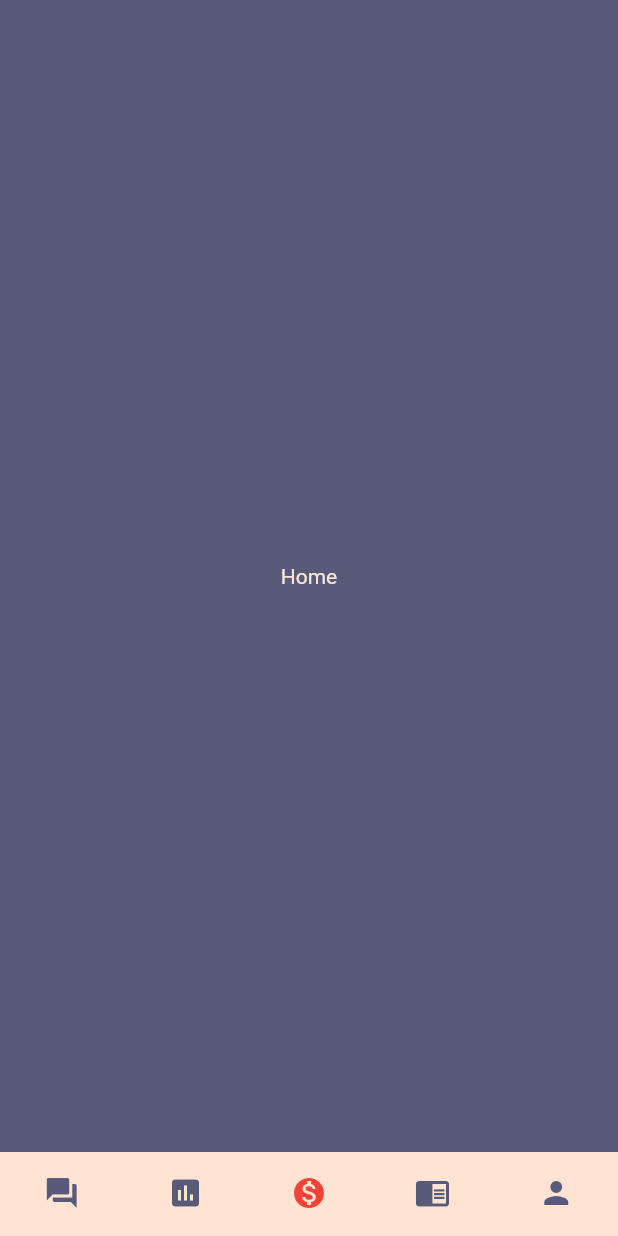
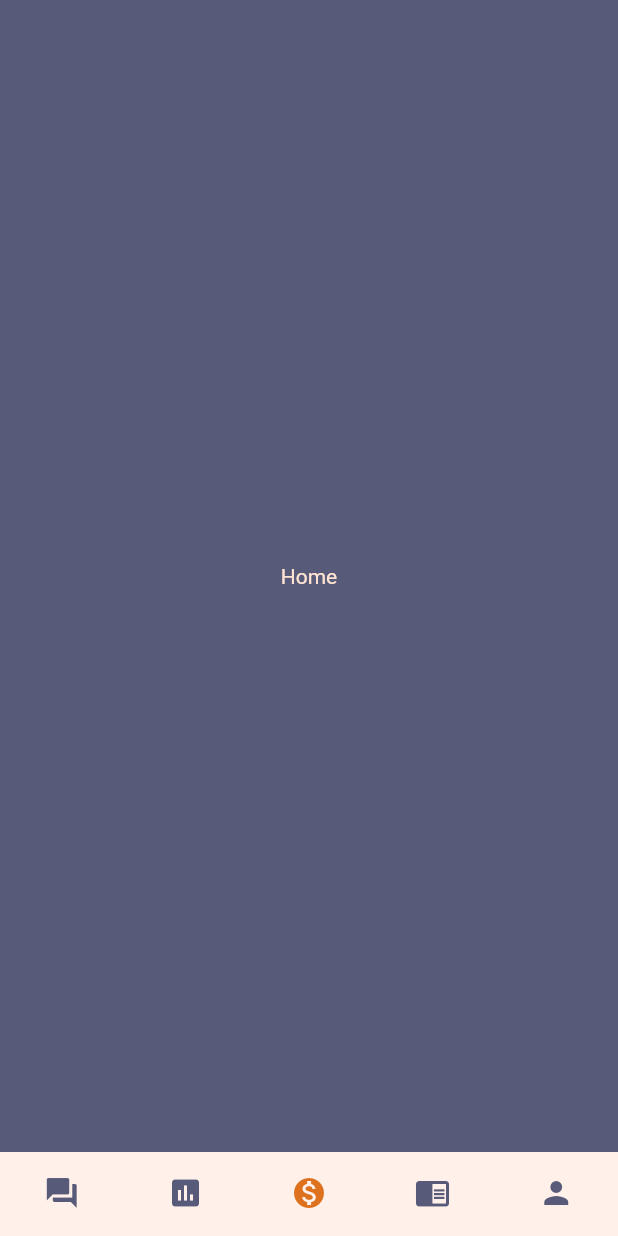
Before and after one commit to monthlyteam/RichHabit, a Flutter app: the screen it shows after launch, on a phone screen of 412 x 824 dp. Run offline on Flutter 3.47's test engine with Material 2 defaults, Android fonts, the phone set to English and light mode, and no system bars.

Commit message:
Fixed constants.dart value

```diff
--- a/rich_habit/lib/constants.dart
+++ b/rich_habit/lib/constants.dart
@@ -1,8 +1,10 @@
 import 'package:flutter/material.dart';
 
 const kPurpleColor = Color(0xff585A79);
-const kDartPurpleColor = Color(0xff303246);
+const kDarkPurpleColor = Color(0xff303246);
 const kIvoryColor = Color(0xffFFE4D3);
+const kWhiteIvoryColor = Color(0xffFFF1EA);
+const kSelectedColor = Color(0xffDE711E);
 
 const kTitleFontSize = 25;
 const kSubTitleFontSize = 20;
--- a/rich_habit/lib/main.dart
+++ b/rich_habit/lib/main.dart
@@ -87,14 +87,14 @@ class _InitPageState extends State<InitPage> {
         ),
       ),
       bottomNavigationBar: BottomNavigationBar(
-        backgroundColor: kIvoryColor,
+        backgroundColor: kWhiteIvoryColor,
         elevation: 0.0,
         items: [
           new BottomNavigationBarItem(
             icon: new Icon(
               Icons.question_answer,
               size: 24.0,
-              color: _selectedIndex == 0 ? Colors.red : kPurpleColor,
+              color: _selectedIndex == 0 ? kSelectedColor : kPurpleColor,
             ),
             title: Text("Buy or Not"),
           ),
@@ -102,7 +102,7 @@ class _InitPageState extends State<InitPage> {
             icon: new Icon(
               Icons.insert_chart,
               size: 24.0,
-              color: _selectedIndex == 1 ? Colors.red : kPurpleColor,
+              color: _selectedIndex == 1 ? kSelectedColor : kPurpleColor,
             ),
             title: Text("Compound Interest"),
           ),
@@ -110,7 +110,7 @@ class _InitPageState extends State<InitPage> {
             icon: new Icon(
               Icons.monetization_on,
               size: 24.0,
-              color: _selectedIndex == 2 ? Colors.red : kPurpleColor,
+              color: _selectedIndex == 2 ? kSelectedColor : kPurpleColor,
             ),
             title: Text("Home"),
           ),
@@ -118,7 +118,7 @@ class _InitPageState extends State<InitPage> {
             icon: new Icon(
               Icons.chrome_reader_mode,
               size: 24.0,
-              color: _selectedIndex == 3 ? Colors.red : kPurpleColor,
+              color: _selectedIndex == 3 ? kSelectedColor : kPurpleColor,
             ),
             title: Text("Invest"),
           ),
@@ -126,7 +126,7 @@ class _InitPageState extends State<InitPage> {
             icon: new Icon(
               Icons.person,
               size: 24.0,
-              color: _selectedIndex == 4 ? Colors.red : kPurpleColor,
+              color: _selectedIndex == 4 ? kSelectedColor : kPurpleColor,
             ),
             title: Text("Profile"),
           ),
```
